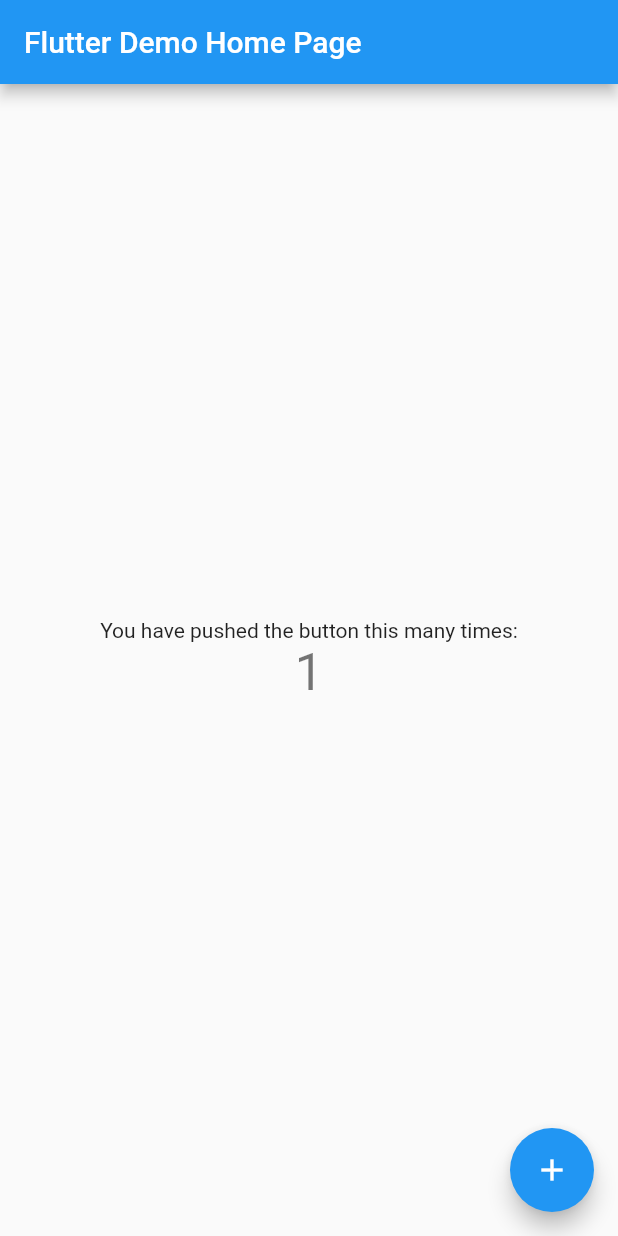
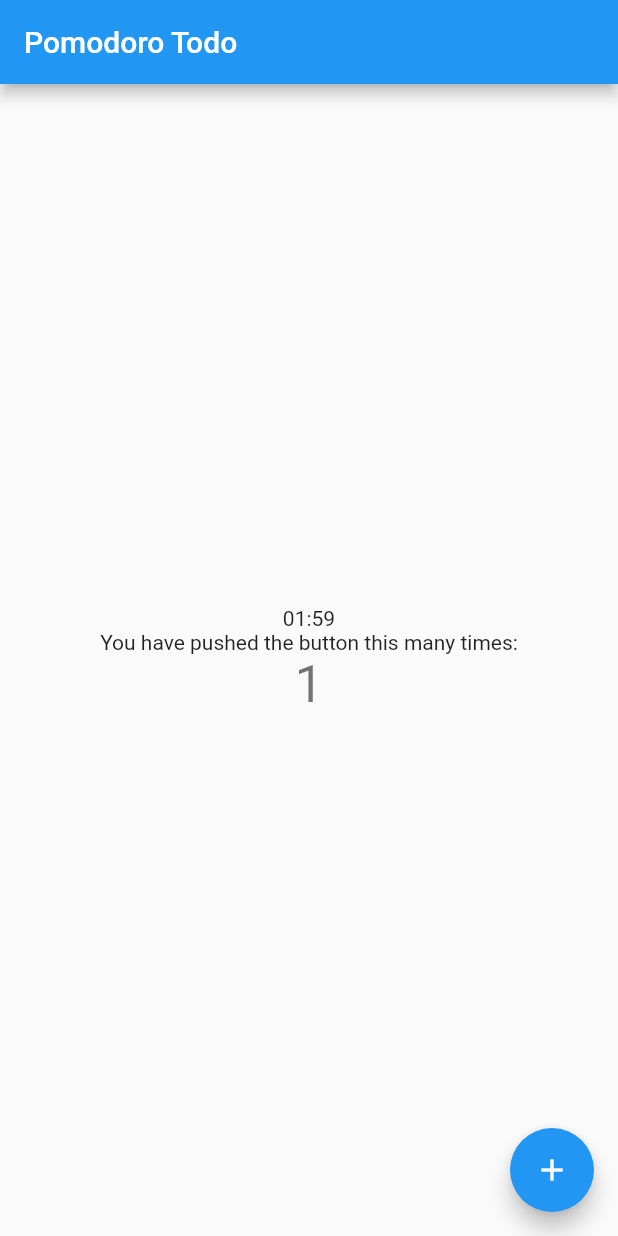
Before and after one commit to dwivedikunal100/pomodoro-todo, a Flutter app: the screen it shows after launch, after a tap on the "add" icon, on a phone screen of 412 x 824 dp. Run offline on Flutter 3.47's test engine with Material 2 defaults, Android fonts, the phone set to English and light mode, and no system bars.

Commit message:
Timer and Basic changes

```diff
--- /dev/null
+++ b/lib/app/app.dart
@@ -0,0 +1 @@
+export 'src/app.dart';
--- /dev/null
+++ b/lib/app/src/app.dart
@@ -0,0 +1,16 @@
+import 'package:flutter/material.dart';
+import 'package:pomodoro_todo/home/home.dart';
+
+class PomodoroTodo extends StatelessWidget {
+  // This widget is the root of your application.
+  @override
+  Widget build(BuildContext context) {
+    return MaterialApp(
+      title: 'Flutter Demo',
+      theme: ThemeData(
+        primarySwatch: Colors.blue,
+      ),
+      home: Home(title: 'Pomodoro Todo'),
+    );
+  }
+}
--- /dev/null
+++ b/lib/home/home.dart
@@ -0,0 +1 @@
+export 'src/home.dart';
--- /dev/null
+++ b/lib/home/src/home.dart
@@ -0,0 +1,51 @@
+import 'package:flutter/material.dart';
+import 'package:pomodoro_todo/utils/utils.dart';
+
+class Home extends StatefulWidget {
+  Home({Key key, this.title}) : super(key: key);
+  final String title;
+
+  @override
+  _Home createState() => _Home();
+}
+
+class _Home extends State<Home> {
+  int _counter = 0;
+
+  void _incrementCounter() {
+    setState(() {
+      _counter++;
+    });
+  }
+
+  @override
+  Widget build(BuildContext context) {
+    return Scaffold(
+      appBar: AppBar(
+        title: Text(widget.title),
+      ),
+      body: Center(
+        child: Column(
+          mainAxisAlignment: MainAxisAlignment.center,
+          children: <Widget>[
+            CountDownTimer(
+              retry: 1,
+            ),
+            Text(
+              'You have pushed the button this many times:',
+            ),
+            Text(
+              '$_counter',
+              style: Theme.of(context).textTheme.headline4,
+            ),
+          ],
+        ),
+      ),
+      floatingActionButton: FloatingActionButton(
+        onPressed: _incrementCounter,
+        tooltip: 'Increment',
+        child: Icon(Icons.add),
+      ), // This trailing comma makes auto-formatting nicer for build methods.
+    );
+  }
+}
--- a/lib/main.dart
+++ b/lib/main.dart
@@ -1,113 +1,6 @@
 import 'package:flutter/material.dart';
+import 'package:pomodoro_todo/app/app.dart';
 
 void main() {
-  runApp(MyApp());
+  runApp(PomodoroTodo());
 }
-
-class MyApp extends StatelessWidget {
-  // This widget is the root of your application.
-  @override
-  Widget build(BuildContext context) {
-    return MaterialApp(
-      title: 'Flutter Demo',
-      theme: ThemeData(
-        // This is the theme of your application.
-        //
-        // Try running your application with "flutter run". You'll see the
-        // application has a blue toolbar. Then, without quitting the app, try
-        // changing the primarySwatch below to Colors.green and then invoke
-        // "hot reload" (press "r" in the console where you ran "flutter run",
-        // or simply save your changes to "hot reload" in a Flutter IDE).
-        // Notice that the counter didn't reset back to zero; the application
-        // is not restarted.
-        primarySwatch: Colors.blue,
-      ),
-      home: MyHomePage(title: 'Flutter Demo Home Page'),
-    );
-  }
-}
-
-class MyHomePage extends StatefulWidget {
-  MyHomePage({Key key, this.title}) : super(key: key);
-
-  // This widget is the home page of your application. It is stateful, meaning
-  // that it has a State object (defined below) that contains fields that affect
-  // how it looks.
-
-  // This class is the configuration for the state. It holds the values (in this
-  // case the title) provided by the parent (in this case the App widget) and
-  // used by the build method of the State. Fields in a Widget subclass are
-  // always marked "final".
-
-  final String title;
-
-  @override
-  _MyHomePageState createState() => _MyHomePageState();
-}
-
-class _MyHomePageState extends State<MyHomePage> {
-  int _counter = 0;
-
-  void _incrementCounter() {
-    setState(() {
-      // This call to setState tells the Flutter framework that something has
-      // changed in this State, which causes it to rerun the build method below
-      // so that the display can reflect the updated values. If we changed
-      // _counter without calling setState(), then the build method would not be
-      // called again, and so nothing would appear to happen.
-      _counter++;
-    });
-  }
-
-  @override
-  Widget build(BuildContext context) {
-    // This method is rerun every time setState is called, for instance as done
-    // by the _incrementCounter method above.
-    //
-    // The Flutter framework has been optimized to make rerunning build methods
-    // fast, so that you can just rebuild anything that needs updating rather
-    // than having to individually change instances of widgets.
-    return Scaffold(
-      appBar: AppBar(
-        // Here we take the value from the MyHomePage object that was created by
-        // the App.build method, and use it to set our appbar title.
-        title: Text(widget.title),
-      ),
-      body: Center(
-        // Center is a layout widget. It takes a single child and positions it
-        // in the middle of the parent.
-        child: Column(
-          // Column is also a layout widget. It takes a list of children and
-          // arranges them vertically. By default, it sizes itself to fit its
-          // children horizontally, and tries to be as tall as its parent.
-          //
-          // Invoke "debug painting" (press "p" in the console, choose the
-          // "Toggle Debug Paint" action from the Flutter Inspector in Android
-          // Studio, or the "Toggle Debug Paint" command in Visual Studio Code)
-          // to see the wireframe for each widget.
-          //
-          // Column has various properties to control how it sizes itself and
-          // how it positions its children. Here we use mainAxisAlignment to
-          // center the children vertically; the main axis here is the vertical
-          // axis because Columns are vertical (the cross axis would be
-          // horizontal).
-          mainAxisAlignment: MainAxisAlignment.center,
-          children: <Widget>[
-            Text(
-              'You have pushed the button this many times:',
-            ),
-            Text(
-              '$_counter',
-              style: Theme.of(context).textTheme.headline4,
-            ),
-          ],
-        ),
-      ),
-      floatingActionButton: FloatingActionButton(
-        onPressed: _incrementCounter,
-        tooltip: 'Increment',
-        child: Icon(Icons.add),
-      ), // This trailing comma makes auto-formatting nicer for build methods.
-    );
-  }
-}
--- /dev/null
+++ b/lib/utils/src/countdown_timer.dart
@@ -0,0 +1,60 @@
+import 'dart:async';
+
+import 'package:flutter/material.dart';
+
+class CountDownTimer extends StatefulWidget {
+  final retry;
+
+  CountDownTimer({this.retry});
+
+  @override
+  _CountDownTimer createState() => _CountDownTimer();
+}
+
+class _CountDownTimer extends State<CountDownTimer> {
+  Timer _timer;
+  int _start = 120;
+
+  @override
+  void initState() {
+    super.initState();
+    startTimer();
+  }
+
+  @override
+  void didUpdateWidget(covariant CountDownTimer oldWidget) {
+    super.didUpdateWidget(oldWidget);
+    _timer.cancel();
+    _start = 120;
+    int x = widget.retry;
+    startTimer();
+  }
+
+  void startTimer() {
+    const oneSec = const Duration(seconds: 1);
+    _timer = new Timer.periodic(
+      oneSec,
+      (Timer timer) => setState(
+        () {
+          if (_start < 1) {
+            timer.cancel();
+          } else {
+            _start = _start - 1;
+          }
+        },
+      ),
+    );
+  }
+
+  @override
+  void dispose() {
+    _timer.cancel();
+    super.dispose();
+  }
+
+  Widget build(BuildContext context) {
+    return Text(
+      Duration(seconds: _start).toString().substring(2, 7),
+    );
+  }
+}
--- /dev/null
+++ b/lib/utils/utils.dart
@@ -0,0 +1 @@
+export 'src/countdown_timer.dart';
```
Also changed, not shown: pubspec.yaml (+2 -57 lines), 5 other files.
